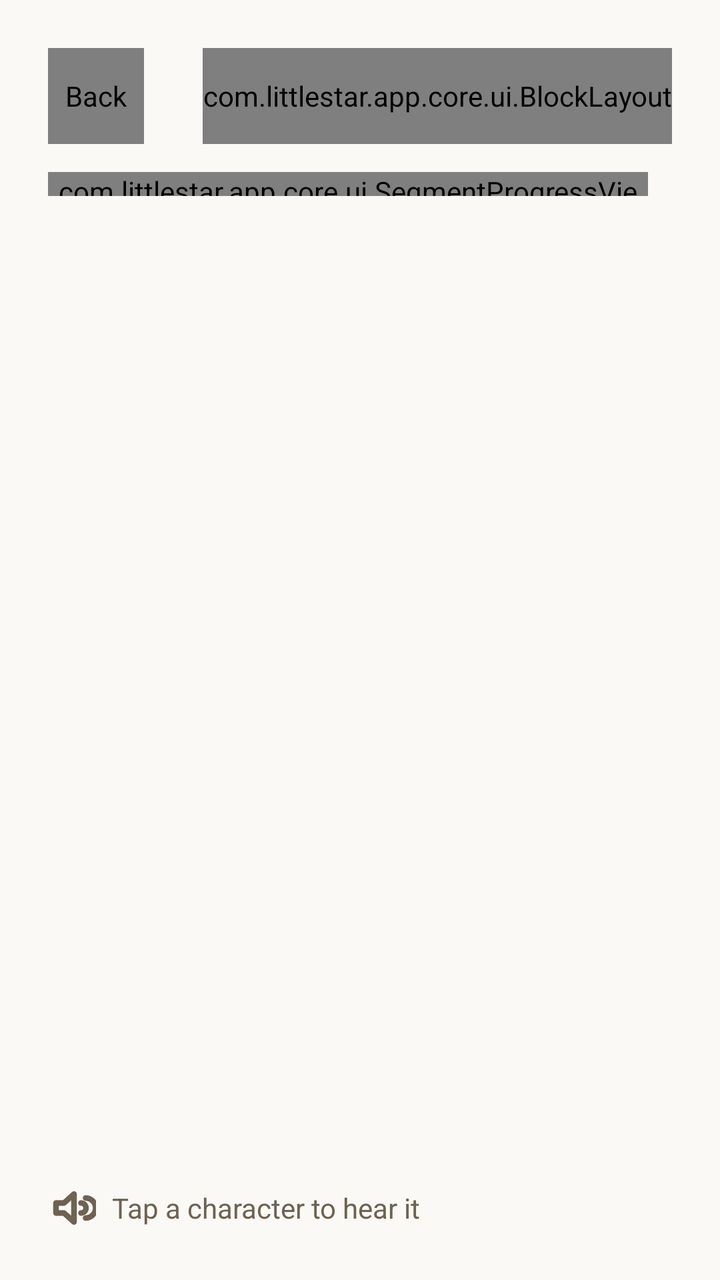
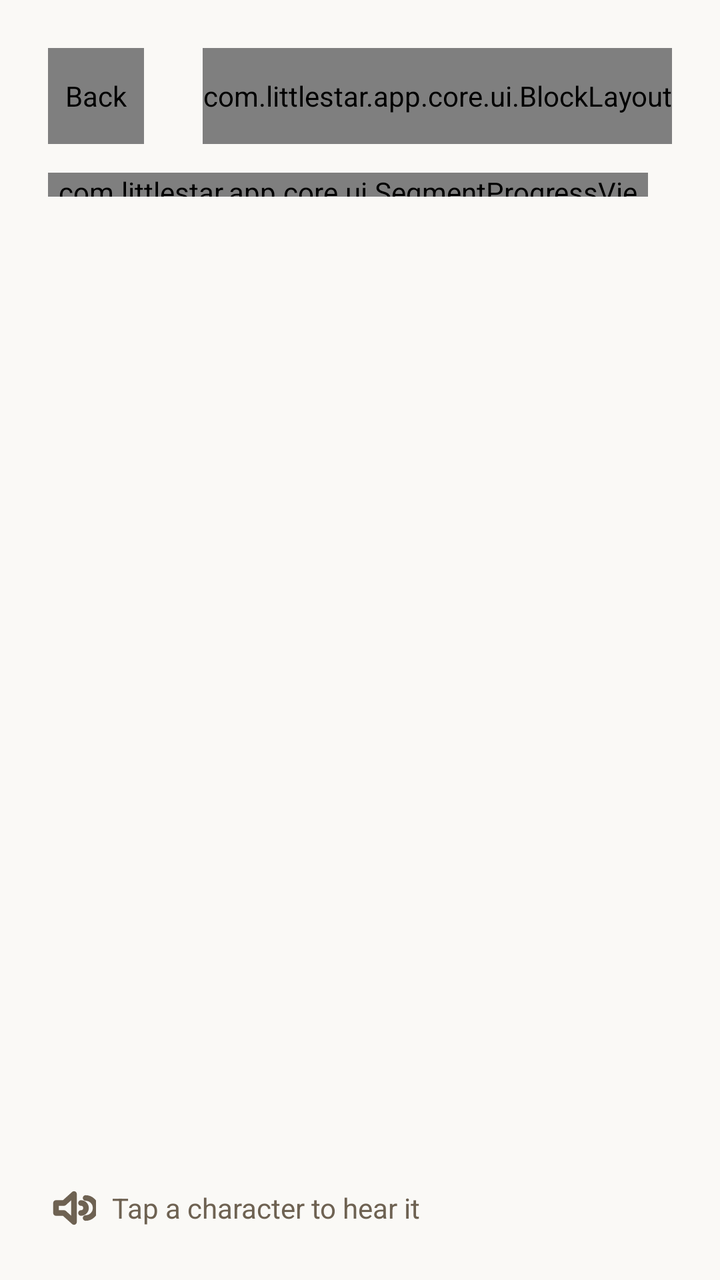

The first picture is an Android layout as it rendered before a commit; the second is the same layout after the commit. The layout source and the unified diff follow.
<!-- AndroidManifest.xml: application theme Theme.LittleStar.Child -->
<!-- res/layout/activity_word_list.xml -->
<?xml version="1.0" encoding="utf-8"?>
<LinearLayout xmlns:android="http://schemas.android.com/apk/res/android"
    xmlns:app="http://schemas.android.com/apk/res-auto"
    android:id="@+id/wordListRoot"
    android:layout_width="match_parent"
    android:layout_height="match_parent"
    android:background="@color/ls_paper"
    android:gravity="center_horizontal"
    android:orientation="vertical">

    <LinearLayout
        android:layout_width="match_parent"
        android:layout_height="match_parent"
        android:maxWidth="@dimen/ls_content_max_width"
        android:orientation="vertical"
        android:padding="@dimen/ls_margin">

        
        <LinearLayout
            android:layout_width="match_parent"
            android:layout_height="wrap_content"
            android:gravity="center_vertical"
            android:orientation="horizontal">

            <com.littlestar.app.core.ui.BlockLayout
                android:id="@+id/btnBack"
                style="@style/Widget.LS.Block.Icon"
                android:layout_width="@dimen/ls_btn_icon"
                android:layout_height="@dimen/ls_btn_icon"
                android:contentDescription="@string/nav_back">

                <ImageView
                    android:layout_width="@dimen/ls_icon"
                    android:layout_height="@dimen/ls_icon"
                    android:layout_gravity="center"
                    android:importantForAccessibility="no"
                    android:src="@drawable/ic_back" />
            </com.littlestar.app.core.ui.BlockLayout>

            <TextView
                android:id="@+id/listTitle"
                android:layout_width="0dp"
                android:layout_height="wrap_content"
                android:layout_marginStart="@dimen/ls_gap"
                android:layout_weight="1"
                android:textAppearance="@style/TextAppearance.LS.Title" />

            <com.littlestar.app.core.ui.BlockLayout
                android:id="@+id/btnQuiz"
                style="@style/Widget.LS.Block.Icon"
                android:layout_width="wrap_content"
                android:layout_height="@dimen/ls_btn_icon"
                app:ls_strokeColor="@color/ls_red">

                <TextView
                    android:layout_width="wrap_content"
                    android:layout_height="match_parent"
                    android:gravity="center"
                    android:paddingStart="@dimen/ls_gap"
                    android:paddingEnd="@dimen/ls_gap"
                    android:text="@string/wl_quiz"
                    android:textAppearance="@style/TextAppearance.LS.Body"
                    android:textColor="@color/ls_red"
                    android:textStyle="bold" />
            </com.littlestar.app.core.ui.BlockLayout>
        </LinearLayout>

        
        <LinearLayout
            android:layout_width="match_parent"
            android:layout_height="wrap_content"
            android:layout_marginTop="@dimen/ls_gap"
            android:gravity="center_vertical"
            android:orientation="horizontal">

            <com.littlestar.app.core.ui.SegmentProgressView
                android:id="@+id/listProgress"
                android:layout_width="0dp"
                android:layout_height="@dimen/ls_seg_height"
                android:layout_weight="1" />

            <TextView
                android:id="@+id/listProgressText"
                android:layout_width="wrap_content"
                android:layout_height="wrap_content"
                android:layout_marginStart="@dimen/ls_gap"
                android:textAppearance="@style/TextAppearance.LS.Caption" />
        </LinearLayout>

        <androidx.recyclerview.widget.RecyclerView
            android:id="@+id/wordGrid"
            android:layout_width="match_parent"
            android:layout_height="0dp"
            android:layout_marginTop="@dimen/ls_gap"
            android:layout_weight="1"
            android:clipToPadding="false"
            android:overScrollMode="never" />

        
        <LinearLayout
            android:layout_width="wrap_content"
            android:layout_height="wrap_content"
            android:layout_marginTop="@dimen/ls_gap"
            android:gravity="center_vertical"
            android:orientation="horizontal">

            <ImageView
                android:layout_width="@dimen/ls_icon"
                android:layout_height="@dimen/ls_icon"
                android:importantForAccessibility="no"
                android:src="@drawable/ic_speaker"
                app:tint="@color/ls_muted" />

            <TextView
                android:layout_width="wrap_content"
                android:layout_height="wrap_content"
                android:layout_marginStart="@dimen/ls_gap_sm"
                android:text="@string/wl_hint"
                android:textAppearance="@style/TextAppearance.LS.Caption"
                android:textSize="14sp" />
        </LinearLayout>
    </LinearLayout>
</LinearLayout>
<!-- resources referenced by this layout -->
<resources>
  <color name="ls_muted">#6E6252</color>
  <color name="ls_paper">#FAF9F6</color>
  <color name="ls_red">#B8331C</color>
  <dimen name="ls_btn_icon">48dp</dimen>
  <dimen name="ls_content_max_width">480dp</dimen>
  <dimen name="ls_gap">12dp</dimen>
  <dimen name="ls_gap_sm">8dp</dimen>
  <dimen name="ls_icon">24dp</dimen>
  <dimen name="ls_margin">24dp</dimen>
  <dimen name="ls_seg_height">12dp</dimen>
  <!-- drawable ic_back (drawable) -->
  <vector xmlns:android="http://schemas.android.com/apk/res/android"
      android:width="24dp"
      android:height="24dp"
      android:viewportWidth="24"
      android:viewportHeight="24">
      <path
          android:strokeColor="?attr/colorOnSurface"
          android:strokeWidth="2.8"
          android:strokeLineCap="round"
          android:strokeLineJoin="round"
          android:pathData="M20,12 L5,12 M11,6 L5,12 L11,18" />
  </vector>
  <string name="nav_back">Back</string>
  <string name="wl_hint">Tap a character to hear it</string>
  <string name="wl_quiz">Quiz</string>
  <style name="TextAppearance.LS.Body" parent="">
          <item name="fontFamily">@font/littlestar_latin</item>
          <item name="android:textSize">16sp</item>
          <item name="android:textColor">@color/ls_ink</item>
      </style>
  <style name="TextAppearance.LS.Caption" parent="">
          <item name="fontFamily">@font/littlestar_latin</item>
          <item name="android:textSize">12sp</item>
          <item name="android:textColor">@color/ls_muted</item>
      </style>
  <style name="TextAppearance.LS.Title" parent="">
          <item name="fontFamily">@font/littlestar_latin</item>
          <item name="android:textStyle">bold</item>
          <item name="android:textSize">22sp</item>
          <item name="android:textColor">@color/ls_ink</item>
      </style>
  <style name="Widget.LS.Block.Icon">
          <item name="ls_strokeWidth">@dimen/ls_stroke_block</item>
          <item name="ls_shadowOffset">@dimen/ls_shadow_tile</item>
          <item name="ls_cornerRadius">@dimen/ls_radius_input</item>
      </style>
  <style name="Theme.LittleStar.Child" parent="Theme.LittleStar" />
  <color name="ls_ink">#211D18</color>
  <dimen name="ls_stroke_block">3dp</dimen>
  <dimen name="ls_shadow_tile">4dp</dimen>
  <dimen name="ls_radius_input">14dp</dimen>
  <color name="ls_on_red">#FFFDF6</color>
  <color name="ls_blue">#1F6FD0</color>
  <color name="ls_on_blue">#FFFDF6</color>
  <color name="ls_green">#27A567</color>
  <color name="ls_on_green">#211D18</color>
  <color name="ls_card">#FFFFFF</color>
  <color name="ls_stroke">#211D18</color>
  <color name="ls_on_clay">#7A4A33</color>
  <color name="ls_clay">#F6D3C6</color>
  <color name="ls_shadow">#211D18</color>
  <style name="Widget.LS.Block" parent="">
          <item name="ls_fill">@color/ls_card</item>
          <item name="ls_strokeWidth">@dimen/ls_stroke_block</item>
          <item name="ls_shadowOffset">@dimen/ls_shadow_block</item>
          <item name="ls_cornerRadius">@dimen/ls_radius_block</item>
          <item name="ls_pressable">true</item>
      </style>
  <dimen name="ls_shadow_block">6dp</dimen>
  <dimen name="ls_radius_block">18dp</dimen>
  <!-- unchanged entries left out for length: 2 -->
</resources>

<!-- the commit's change to res/layout/activity_word_list.xml (unified diff, before → after) -->
@@ -1,123 +1,34 @@
-<?xml version="1.0" encoding="utf-8"?>
-<LinearLayout xmlns:android="http://schemas.android.com/apk/res/android"
-    xmlns:app="http://schemas.android.com/apk/res-auto"
-    android:id="@+id/wordListRoot"
-    android:layout_width="match_parent"
-    android:layout_height="match_parent"
-    android:background="@color/ls_paper"
-    android:gravity="center_horizontal"
-    android:orientation="vertical">
+<?xml version='1.0' encoding='utf-8'?>
+<androidx.constraintlayout.widget.ConstraintLayout xmlns:android="http://schemas.android.com/apk/res/android" xmlns:app="http://schemas.android.com/apk/res-auto" android:id="@+id/wordListRoot" android:layout_width="match_parent" android:layout_height="match_parent" android:background="@color/ls_paper">
 
-    <LinearLayout
-        android:layout_width="match_parent"
-        android:layout_height="match_parent"
-        android:maxWidth="@dimen/ls_content_max_width"
-        android:orientation="vertical"
-        android:padding="@dimen/ls_margin">
+    <androidx.constraintlayout.widget.ConstraintLayout android:id="@+id/wordListContent" android:layout_width="0dp" android:layout_height="0dp" android:padding="@dimen/ls_margin" app:layout_constraintBottom_toBottomOf="parent" app:layout_constraintEnd_toEndOf="parent" app:layout_constraintStart_toStartOf="parent" app:layout_constraintTop_toTopOf="parent" app:layout_constraintWidth_max="@dimen/ls_content_max_width">
 
         
-        <LinearLayout
-            android:layout_width="match_parent"
-            android:layout_height="wrap_content"
-            android:gravity="center_vertical"
-            android:orientation="horizontal">
+        <com.littlestar.app.core.ui.BlockLayout android:id="@+id/btnBack" style="@style/Widget.LS.Block.Icon" android:layout_width="@dimen/ls_btn_icon" android:layout_height="@dimen/ls_btn_icon" android:contentDescription="@string/nav_back" app:layout_constraintStart_toStartOf="parent" app:layout_constraintTop_toTopOf="parent">
 
-            <com.littlestar.app.core.ui.BlockLayout
-                android:id="@+id/btnBack"
-                style="@style/Widget.LS.Block.Icon"
-                android:layout_width="@dimen/ls_btn_icon"
-                android:layout_height="@dimen/ls_btn_icon"
-                android:contentDescription="@string/nav_back">
+            <ImageView android:layout_width="@dimen/ls_icon" android:layout_height="@dimen/ls_icon" android:layout_gravity="center" android:importantForAccessibility="no" android:src="@drawable/ic_back"/>
+        </com.littlestar.app.core.ui.BlockLayout>
 
-                <ImageView
-                    android:layout_width="@dimen/ls_icon"
-                    android:layout_height="@dimen/ls_icon"
-                    android:layout_gravity="center"
-                    android:importantForAccessibility="no"
-                    android:src="@drawable/ic_back" />
-            </com.littlestar.app.core.ui.BlockLayout>
+        <TextView android:id="@+id/listTitle" android:layout_width="0dp" android:layout_height="wrap_content" android:layout_marginStart="@dimen/ls_gap" android:layout_marginEnd="@dimen/ls_gap" android:textAppearance="@style/TextAppearance.LS.Title" app:layout_constraintBottom_toBottomOf="@id/btnBack" app:layout_constraintEnd_toStartOf="@id/btnQuiz" app:layout_constraintStart_toEndOf="@id/btnBack" app:layout_constraintTop_toTopOf="@id/btnBack" android:maxLines="1" android:ellipsize="end"/>
 
-            <TextView
-                android:id="@+id/listTitle"
-                android:layout_width="0dp"
-                android:layout_height="wrap_content"
-                android:layout_marginStart="@dimen/ls_gap"
-                android:layout_weight="1"
-                android:textAppearance="@style/TextAppearance.LS.Title" />
+        <com.littlestar.app.core.ui.BlockLayout android:id="@+id/btnQuiz" style="@style/Widget.LS.Block.Icon" android:layout_width="wrap_content" android:layout_height="@dimen/ls_btn_icon" app:layout_constraintBottom_toBottomOf="@id/btnBack" app:layout_constraintEnd_toEndOf="parent" app:layout_constraintTop_toTopOf="@id/btnBack" app:ls_strokeColor="@color/ls_red">
 
-            <com.littlestar.app.core.ui.BlockLayout
-                android:id="@+id/btnQuiz"
-                style="@style/Widget.LS.Block.Icon"
-                android:layout_width="wrap_content"
-                android:layout_height="@dimen/ls_btn_icon"
-                app:ls_strokeColor="@color/ls_red">
-
-                <TextView
-                    android:layout_width="wrap_content"
-                    android:layout_height="match_parent"
-                    android:gravity="center"
-                    android:paddingStart="@dimen/ls_gap"
-                    android:paddingEnd="@dimen/ls_gap"
-                    android:text="@string/wl_quiz"
-                    android:textAppearance="@style/TextAppearance.LS.Body"
-                    android:textColor="@color/ls_red"
-                    android:textStyle="bold" />
-            </com.littlestar.app.core.ui.BlockLayout>
-        </LinearLayout>
+            <TextView android:layout_width="wrap_content" android:layout_height="match_parent" android:gravity="center" android:paddingStart="@dimen/ls_gap" android:paddingEnd="@dimen/ls_gap" android:text="@string/wl_quiz" android:textAppearance="@style/TextAppearance.LS.Body" android:textColor="@color/ls_red" android:textStyle="bold"/>
+        </com.littlestar.app.core.ui.BlockLayout>
 
         
-        <LinearLayout
-            android:layout_width="match_parent"
-            android:layout_height="wrap_content"
-            android:layout_marginTop="@dimen/ls_gap"
-            android:gravity="center_vertical"
-            android:orientation="horizontal">
+        <com.littlestar.app.core.ui.SegmentProgressView android:id="@+id/listProgress" android:layout_width="0dp" android:layout_height="@dimen/ls_seg_height" android:layout_marginEnd="@dimen/ls_gap" app:layout_constraintBottom_toBottomOf="@id/listProgressText" app:layout_constraintEnd_toStartOf="@id/listProgressText" app:layout_constraintStart_toStartOf="parent" app:layout_constraintTop_toTopOf="@id/listProgressText"/>
 
-            <com.littlestar.app.core.ui.SegmentProgressView
-                android:id="@+id/listProgress"
-                android:layout_width="0dp"
-                android:layout_height="@dimen/ls_seg_height"
-                android:layout_weight="1" />
+        <TextView android:id="@+id/listProgressText" android:layout_width="wrap_content" android:layout_height="wrap_content" android:layout_marginTop="@dimen/ls_gap" android:textAppearance="@style/TextAppearance.LS.Caption" app:layout_constraintEnd_toEndOf="parent" app:layout_constraintTop_toBottomOf="@id/btnBack"/>
 
-            <TextView
-                android:id="@+id/listProgressText"
-                android:layout_width="wrap_content"
-                android:layout_height="wrap_content"
-                android:layout_marginStart="@dimen/ls_gap"
-                android:textAppearance="@style/TextAppearance.LS.Caption" />
-        </LinearLayout>
-
-        <androidx.recyclerview.widget.RecyclerView
-            android:id="@+id/wordGrid"
-            android:layout_width="match_parent"
-            android:layout_height="0dp"
-            android:layout_marginTop="@dimen/ls_gap"
-            android:layout_weight="1"
-            android:clipToPadding="false"
-            android:overScrollMode="never" />
+        <androidx.recyclerview.widget.RecyclerView android:id="@+id/wordGrid" android:layout_width="0dp" android:layout_height="0dp" android:layout_marginTop="@dimen/ls_gap" android:layout_marginBottom="@dimen/ls_gap" android:clipToPadding="false" android:overScrollMode="never" app:layout_constraintBottom_toTopOf="@id/wordListHintRow" app:layout_constraintEnd_toEndOf="parent" app:layout_constraintStart_toStartOf="parent" app:layout_constraintTop_toBottomOf="@id/listProgressText"/>
 
         
-        <LinearLayout
-            android:layout_width="wrap_content"
-            android:layout_height="wrap_content"
-            android:layout_marginTop="@dimen/ls_gap"
-            android:gravity="center_vertical"
-            android:orientation="horizontal">
+        <LinearLayout android:id="@+id/wordListHintRow" android:layout_width="wrap_content" android:layout_height="wrap_content" android:gravity="center_vertical" android:orientation="horizontal" app:layout_constraintBottom_toBottomOf="parent" app:layout_constraintStart_toStartOf="parent">
 
-            <ImageView
-                android:layout_width="@dimen/ls_icon"
-                android:layout_height="@dimen/ls_icon"
-                android:importantForAccessibility="no"
-                android:src="@drawable/ic_speaker"
-                app:tint="@color/ls_muted" />
+            <ImageView android:layout_width="@dimen/ls_icon" android:layout_height="@dimen/ls_icon" android:importantForAccessibility="no" android:src="@drawable/ic_speaker" app:tint="@color/ls_muted"/>
 
-            <TextView
-                android:layout_width="wrap_content"
-                android:layout_height="wrap_content"
-                android:layout_marginStart="@dimen/ls_gap_sm"
-                android:text="@string/wl_hint"
-                android:textAppearance="@style/TextAppearance.LS.Caption"
-                android:textSize="14sp" />
+            <TextView android:layout_width="wrap_content" android:layout_height="wrap_content" android:layout_marginStart="@dimen/ls_gap_sm" android:text="@string/wl_hint" android:textAppearance="@style/TextAppearance.LS.Caption" android:textSize="14sp"/>
         </LinearLayout>
-    </LinearLayout>
-</LinearLayout>
+    </androidx.constraintlayout.widget.ConstraintLayout>
+</androidx.constraintlayout.widget.ConstraintLayout>
